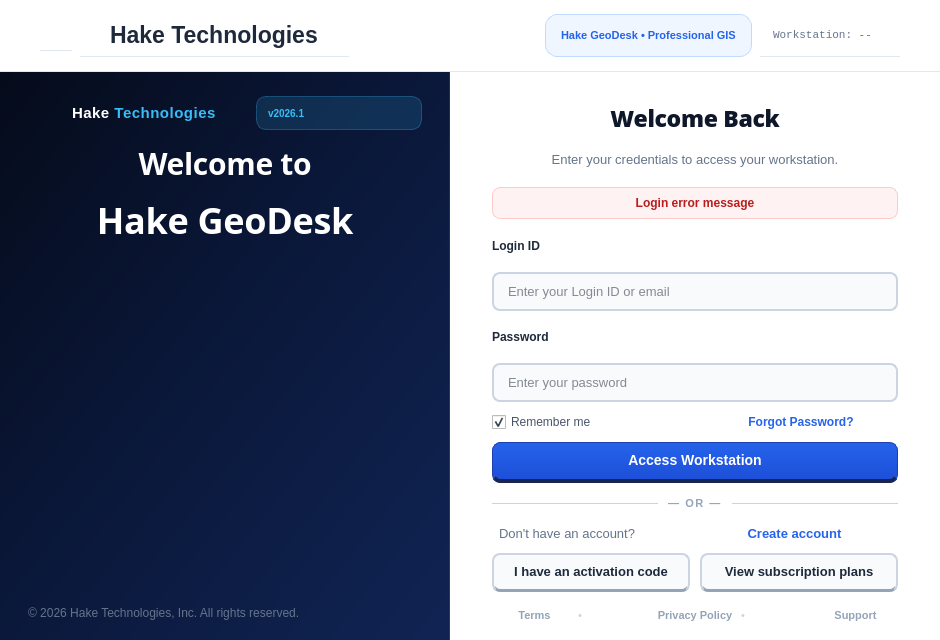
sagar-singha-roy/hake-gis, file src/ui/hakeactivationdialogbase.ui: the form before one commit.
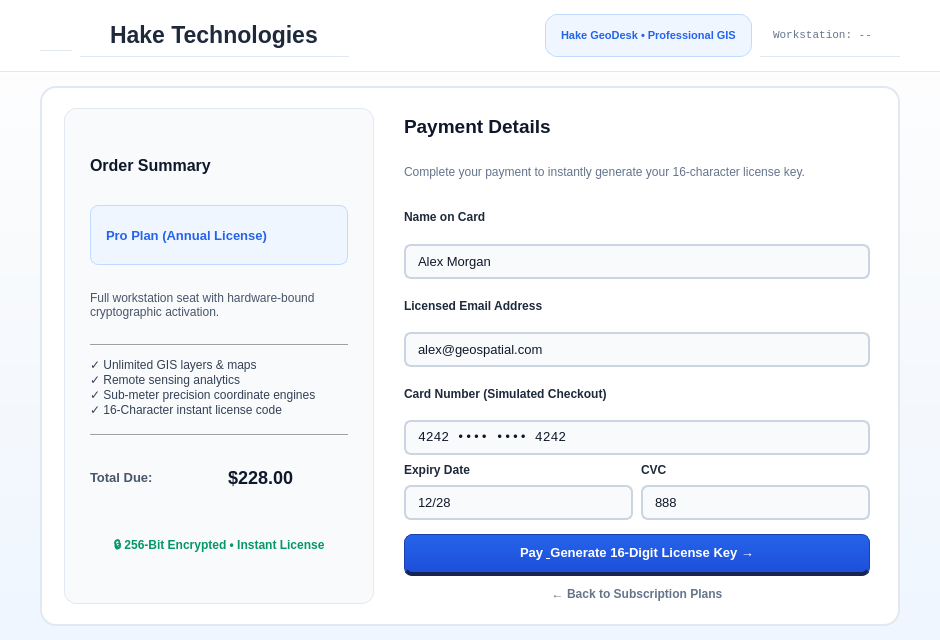
The form after the commit. The open tabs and pages were chosen to show the change.

Commit message: feat(ui): split-screen create account with map graphic, remove top header bar, and implement subscription payment to 16-digit activation workflow

Diff of the .ui file:
```diff
--- a/src/ui/hakeactivationdialogbase.ui
+++ b/src/ui/hakeactivationdialogbase.ui
@@ -2116,7 +2116,389 @@
        </item>
       </layout>
      </widget>
-    </widget>
+         <!-- PAGE 7: Subscription Payment & 16-Digit Code Issuance Screen -->
+     <widget class="QWidget" name="pagePayment">
+      <layout class="QVBoxLayout" name="payMainLayout">
+       <property name="spacing"><number>0</number></property>
+       <property name="leftMargin"><number>20</number></property>
+       <property name="topMargin"><number>14</number></property>
+       <property name="rightMargin"><number>20</number></property>
+       <property name="bottomMargin"><number>14</number></property>
+
+       <item>
+        <layout class="QHBoxLayout" name="payCenterRow">
+         <item>
+          <spacer name="payLeftSpacer"><property name="orientation"><enum>Qt::Horizontal</enum></property></spacer>
+         </item>
+
+         <item>
+          <widget class="QFrame" name="cardPayment">
+           <property name="minimumSize">
+            <size><width>840</width><height>530</height></size>
+           </property>
+           <property name="maximumSize">
+            <size><width>860</width><height>550</height></size>
+           </property>
+           <property name="styleSheet">
+            <string notr="true">QFrame#cardPayment { background-color: #ffffff; border: 1.5px solid #e2e8f0; border-radius: 16px; padding: 20px 22px; }</string>
+           </property>
+           <layout class="QHBoxLayout" name="cardPaymentSplit">
+            <property name="spacing"><number>24</number></property>
+            <property name="leftMargin"><number>0</number></property>
+            <property name="topMargin"><number>0</number></property>
+            <property name="rightMargin"><number>0</number></property>
+            <property name="bottomMargin"><number>0</number></property>
+
+            <!-- LEFT COLUMN: Order Summary -->
+            <item>
+             <widget class="QFrame" name="panelPaySummary">
+              <property name="minimumSize"><size><width>310</width><height>0</height></size></property>
+              <property name="maximumSize"><size><width>330</width><height>16777215</height></size></property>
+              <property name="styleSheet">
+               <string notr="true">QFrame#panelPaySummary { background: #f8fafc; border: 1px solid #e2e8f0; border-radius: 12px; padding: 18px 16px; }</string>
+              </property>
+              <layout class="QVBoxLayout" name="summaryLayout">
+               <property name="spacing"><number>10</number></property>
+
+               <item>
+                <widget class="QLabel" name="lblPaySummaryHeader">
+                 <property name="styleSheet"><string notr="true">font-family: 'Open Sans', sans-serif; font-size: 16px; font-weight: 700; color: #0f172a;</string></property>
+                 <property name="text"><string>Order Summary</string></property>
+                </widget>
+               </item>
+
+               <item>
+                <widget class="QLabel" name="lblPaySummaryPlanBadge">
+                 <property name="styleSheet"><string notr="true">background: #eff6ff; color: #2563eb; border: 1px solid #bfdbfe; border-radius: 8px; padding: 6px 12px; font-weight: 700; font-size: 13px;</string></property>
+                 <property name="text"><string>Pro Plan (Annual License)</string></property>
+                </widget>
+               </item>
+
+               <item>
+                <widget class="QLabel" name="lblPaySummaryDesc">
+                 <property name="styleSheet"><string notr="true">color: #475569; font-size: 12px; font-family: 'Open Sans', sans-serif; line-height: 1.4;</string></property>
+                 <property name="text"><string>Full workstation seat with hardware-bound cryptographic activation.</string></property>
+                 <property name="wordWrap"><bool>true</bool></property>
+                </widget>
+               </item>
+
+               <item>
+                <widget class="Line" name="summaryLine1">
+                 <property name="orientation"><enum>Qt::Horizontal</enum></property>
+                </widget>
+               </item>
+
+               <item>
+                <widget class="QLabel" name="lblPayFeatures">
+                 <property name="styleSheet"><string notr="true">color: #334155; font-size: 11.5px; font-family: 'Open Sans', sans-serif; line-height: 1.6;</string></property>
+                 <property name="text"><string>✓ Unlimited GIS layers &amp; maps&lt;br&gt;✓ Remote sensing analytics&lt;br&gt;✓ Sub-meter precision coordinate engines&lt;br&gt;✓ 16-Character instant license code</string></property>
+                </widget>
+               </item>
+
+               <item>
+                <spacer name="summarySpacer"><property name="orientation"><enum>Qt::Vertical</enum></property></spacer>
+               </item>
+
+               <item>
+                <widget class="Line" name="summaryLine2"><property name="orientation"><enum>Qt::Horizontal</enum></property></widget>
+               </item>
+
+               <item>
+                <layout class="QHBoxLayout" name="summaryTotalRow">
+                 <item>
+                  <widget class="QLabel" name="lblPayTotalLabel">
+                   <property name="styleSheet"><string notr="true">font-size: 13px; font-weight: 600; color: #475569;</string></property>
+                   <property name="text"><string>Total Due:</string></property>
+                  </widget>
+                 </item>
+                 <item>
+                  <spacer name="summaryTotalSpacer"><property name="orientation"><enum>Qt::Horizontal</enum></property></spacer>
+                 </item>
+                 <item>
+                  <widget class="QLabel" name="lblPayTotalAmount">
+                   <property name="styleSheet"><string notr="true">font-size: 18px; font-weight: 800; color: #0f172a;</string></property>
+                   <property name="text"><string>$228.00</string></property>
+                  </widget>
+                 </item>
+                </layout>
+               </item>
+
+               <item>
+                <widget class="QLabel" name="lblPayGuarantee">
+                 <property name="styleSheet"><string notr="true">color: #059669; font-size: 10.5px; font-weight: 600;</string></property>
+                 <property name="text"><string>🔒 256-Bit Encrypted • Instant License</string></property>
+                 <property name="alignment"><set>Qt::AlignCenter</set></property>
+                </widget>
+               </item>
+              </layout>
+             </widget>
+            </item>
+
+            <!-- RIGHT COLUMN: Stacked Checkout Form & Success Code View -->
+            <item>
+             <widget class="QStackedWidget" name="stackPayment">
+              <property name="currentIndex"><number>0</number></property>
+
+              <!-- VIEW 0: Payment Checkout Form -->
+              <widget class="QWidget" name="pagePaymentForm">
+               <layout class="QVBoxLayout" name="payFormLayout">
+                <property name="spacing"><number>8</number></property>
+                <property name="leftMargin"><number>6</number></property>
+                <property name="topMargin"><number>0</number></property>
+                <property name="rightMargin"><number>6</number></property>
+                <property name="bottomMargin"><number>0</number></property>
+
+                <item>
+                 <widget class="QLabel" name="lblPayFormTitle">
+                  <property name="styleSheet"><string notr="true">font-size: 19px; font-weight: 700; color: #0f172a; font-family: 'Open Sans', sans-serif;</string></property>
+                  <property name="text"><string>Payment Details</string></property>
+                 </widget>
+                </item>
+
+                <item>
+                 <widget class="QLabel" name="lblPayFormSubtitle">
+                  <property name="styleSheet"><string notr="true">color: #64748b; font-size: 12px; font-family: 'Open Sans', sans-serif;</string></property>
+                  <property name="text"><string>Complete your payment to instantly generate your 16-character license key.</string></property>
+                 </widget>
+                </item>
+
+                <item>
+                 <widget class="QLabel" name="lblPayNameLabel">
+                  <property name="styleSheet"><string notr="true">font-weight: 600; font-size: 11.5px; color: #1e293b;</string></property>
+                  <property name="text"><string>Name on Card</string></property>
+                 </widget>
+                </item>
+                <item>
+                 <widget class="QLineEdit" name="txtPayName">
+                  <property name="styleSheet"><string notr="true">background: #f8fafc; border: 1.5px solid #cbd5e1; border-radius: 7px; font-size: 12.5px; padding: 7px 10px;</string></property>
+                  <property name="text"><string>Alex Morgan</string></property>
+                 </widget>
+                </item>
+
+                <item>
+                 <widget class="QLabel" name="lblPayEmailLabel">
+                  <property name="styleSheet"><string notr="true">font-weight: 600; font-size: 11.5px; color: #1e293b;</string></property>
+                  <property name="text"><string>Licensed Email Address</string></property>
+                 </widget>
+                </item>
+                <item>
+                 <widget class="QLineEdit" name="txtPayEmail">
+                  <property name="styleSheet"><string notr="true">background: #f8fafc; border: 1.5px solid #cbd5e1; border-radius: 7px; font-size: 12.5px; padding: 7px 10px;</string></property>
+                  <property name="text"><string>alex@geospatial.com</string></property>
+                 </widget>
+                </item>
+
+                <item>
+                 <widget class="QLabel" name="lblPayCardLabel">
+                  <property name="styleSheet"><string notr="true">font-weight: 600; font-size: 11.5px; color: #1e293b;</string></property>
+                  <property name="text"><string>Card Number (Simulated Checkout)</string></property>
+                 </widget>
+                </item>
+                <item>
+                 <widget class="QLineEdit" name="txtPayCardNumber">
+                  <property name="styleSheet"><string notr="true">background: #f8fafc; border: 1.5px solid #cbd5e1; border-radius: 7px; font-size: 12.5px; font-family: monospace; padding: 7px 10px;</string></property>
+                  <property name="text"><string>4242 •••• •••• 4242</string></property>
+                 </widget>
+                </item>
+
+                <item>
+                 <layout class="QHBoxLayout" name="payExpCvcRow">
+                  <item>
+                   <layout class="QVBoxLayout" name="payExpCol">
+                    <item>
+                     <widget class="QLabel" name="lblPayExp"><property name="styleSheet"><string notr="true">font-weight: 600; font-size: 11.5px; color: #1e293b;</string></property><property name="text"><string>Expiry Date</string></property></widget>
+                    </item>
+                    <item>
+                     <widget class="QLineEdit" name="txtPayExpiry">
+                      <property name="styleSheet"><string notr="true">background: #f8fafc; border: 1.5px solid #cbd5e1; border-radius: 7px; font-size: 12.5px; padding: 7px 10px;</string></property>
+                      <property name="text"><string>12/28</string></property>
+                     </widget>
+                    </item>
+                   </layout>
+                  </item>
+                  <item>
+                   <layout class="QVBoxLayout" name="payCvcCol">
+                    <item>
+                     <widget class="QLabel" name="lblPayCvc"><property name="styleSheet"><string notr="true">font-weight: 600; font-size: 11.5px; color: #1e293b;</string></property><property name="text"><string>CVC</string></property></widget>
+                    </item>
+                    <item>
+                     <widget class="QLineEdit" name="txtPayCvc">
+                      <property name="styleSheet"><string notr="true">background: #f8fafc; border: 1.5px solid #cbd5e1; border-radius: 7px; font-size: 12.5px; padding: 7px 10px;</string></property>
+                      <property name="text"><string>888</string></property>
+                     </widget>
+                    </item>
+                   </layout>
+                  </item>
+                 </layout>
+                </item>
+
+                <item>
+                 <widget class="QPushButton" name="btnSubmitPayment">
+                  <property name="cursor"><cursorShape>PointingHandCursor</cursorShape></property>
+                  <property name="styleSheet">
+                   <string notr="true">
+                    QPushButton#btnSubmitPayment {
+                      background: qlineargradient(x1:0, y1:0, x2:0, y2:1, stop:0 #2563eb, stop:1 #1d4ed8);
+                      color: #ffffff;
+                      font-family: 'Open Sans', -apple-system, sans-serif;
+                      font-weight: 700;
+                      font-size: 13.5px;
+                      border-radius: 8px;
+                      border: 1px solid #1e40af;
+                      border-bottom: 3.5px solid #172554;
+                      padding: 10px 18px 12px 18px;
+                      margin-top: 6px;
+                    }
+                    QPushButton#btnSubmitPayment:hover {
+                      background: qlineargradient(x1:0, y1:0, x2:0, y2:1, stop:0 #3b82f6, stop:1 #2563eb);
+                      border-bottom: 3.5px solid #1e3a8a;
+                    }
+                    QPushButton#btnSubmitPayment:pressed {
+                      background: #1d4ed8;
+                      border-bottom: 1px solid #172554;
+                      padding-top: 12px;
+                      padding-bottom: 10px;
+                    }
+                   </string>
+                  </property>
+                  <property name="text"><string>Pay &amp; Generate 16-Digit License Key →</string></property>
+                 </widget>
+                </item>
+
+                <item>
+                 <widget class="QPushButton" name="btnBackFromPayment">
+                  <property name="cursor"><cursorShape>PointingHandCursor</cursorShape></property>
+                  <property name="styleSheet"><string notr="true">QPushButton#btnBackFromPayment { background: transparent; color: #64748b; font-weight: 600; font-size: 12px; padding: 3px; border: none; } QPushButton#btnBackFromPayment:hover { color: #2563eb; }</string></property>
+                  <property name="text"><string>← Back to Subscription Plans</string></property>
+                 </widget>
+                </item>
+               </layout>
+              </widget>
+
+              <!-- VIEW 1: Payment Success & 16-Digit Code View -->
+              <widget class="QWidget" name="pagePaymentSuccess">
+               <layout class="QVBoxLayout" name="paySuccessLayout">
+                <property name="spacing"><number>10</number></property>
+                <property name="leftMargin"><number>6</number></property>
+                <property name="topMargin"><number>10</number></property>
+                <property name="rightMargin"><number>6</number></property>
+                <property name="bottomMargin"><number>6</number></property>
+
+                <item>
+                 <layout class="QHBoxLayout" name="successBadgeRow">
+                  <item><spacer name="scSpacerLeft"><property name="orientation"><enum>Qt::Horizontal</enum></property></spacer></item>
+                  <item>
+                   <widget class="QLabel" name="lblSuccessBadge">
+                    <property name="styleSheet"><string notr="true">background: #ecfdf5; color: #059669; border: 1.5px solid #a7f3d0; border-radius: 20px; padding: 6px 16px; font-weight: 700; font-size: 12.5px;</string></property>
+                    <property name="text"><string>✓ Payment Successful • Order Confirmed</string></property>
+                   </widget>
+                  </item>
+                  <item><spacer name="scSpacerRight"><property name="orientation"><enum>Qt::Horizontal</enum></property></spacer></item>
+                 </layout>
+                </item>
+
+                <item>
+                 <widget class="QLabel" name="lblSuccessTitle">
+                  <property name="alignment"><set>Qt::AlignCenter</set></property>
+                  <property name="styleSheet"><string notr="true">font-size: 20px; font-weight: 700; color: #0f172a; font-family: 'Open Sans', sans-serif;</string></property>
+                  <property name="text"><string>Your 16-Digit License Code</string></property>
+                 </widget>
+                </item>
+
+                <item>
+                 <widget class="QLabel" name="lblSuccessInstruction">
+                  <property name="alignment"><set>Qt::AlignCenter</set></property>
+                  <property name="styleSheet"><string notr="true">color: #64748b; font-size: 12px; font-family: 'Open Sans', sans-serif;</string></property>
+                  <property name="text"><string>Use this cryptographic activation code to activate your workstation seat:</string></property>
+                 </widget>
+                </item>
+
+                <!-- 16-Digit Code Box -->
+                <item>
+                 <widget class="QFrame" name="frameGeneratedCode">
+                  <property name="styleSheet"><string notr="true">background: #f0fdf4; border: 2px dashed #059669; border-radius: 10px; padding: 12px 16px;</string></property>
+                  <layout class="QHBoxLayout" name="codeBoxLayout">
+                   <item><spacer name="cbSpacerL"><property name="orientation"><enum>Qt::Horizontal</enum></property></spacer></item>
+                   <item>
+                    <widget class="QLabel" name="lblGeneratedCodeDisplay">
+                     <property name="font">
+                      <font><pointsize>20</pointsize><bold>true</bold></font>
+                     </property>
+                     <property name="styleSheet"><string notr="true">font-family: monospace; font-size: 21px; font-weight: 800; color: #047857; letter-spacing: 3px;</string></property>
+                     <property name="text"><string>HAKE-XXXX-XXXX-XXXX</string></property>
+                    </widget>
+                   </item>
+                   <item><spacer name="cbSpacerR"><property name="orientation"><enum>Qt::Horizontal</enum></property></spacer></item>
+                   <item>
+                    <widget class="QPushButton" name="btnCopyGeneratedCode">
+                     <property name="cursor"><cursorShape>PointingHandCursor</cursorShape></property>
+                     <property name="styleSheet"><string notr="true">background: #ffffff; color: #047857; border: 1px solid #a7f3d0; border-radius: 6px; padding: 6px 12px; font-weight: 600; font-size: 11.5px;</string></property>
+                     <property name="text"><string>Copy</string></property>
+                    </widget>
+                   </item>
+                  </layout>
+                 </widget>
+                </item>
+
+                <item>
+                 <spacer name="successSpacerMid"><property name="orientation"><enum>Qt::Vertical</enum></property></spacer>
+                </item>
+
+                <item>
+                 <widget class="QPushButton" name="btnGoActivateFromPayment">
+                  <property name="cursor"><cursorShape>PointingHandCursor</cursorShape></property>
+                  <property name="styleSheet">
+                   <string notr="true">
+                    QPushButton#btnGoActivateFromPayment {
+                      background: qlineargradient(x1:0, y1:0, x2:0, y2:1, stop:0 #2563eb, stop:1 #1d4ed8);
+                      color: #ffffff;
+                      font-family: 'Open Sans', -apple-system, sans-serif;
+                      font-weight: 700;
+                      font-size: 14px;
+                      border-radius: 8px;
+                      border: 1px solid #1e40af;
+                      border-bottom: 3.5px solid #172554;
+                      padding: 12px 20px 14px 20px;
+                    }
+                    QPushButton#btnGoActivateFromPayment:hover {
+                      background: qlineargradient(x1:0, y1:0, x2:0, y2:1, stop:0 #3b82f6, stop:1 #2563eb);
+                      border-bottom: 3.5px solid #1e3a8a;
+                    }
+                    QPushButton#btnGoActivateFromPayment:pressed {
+                      background: #1d4ed8;
+                      border-bottom: 1px solid #172554;
+                      padding-top: 14px;
+                      padding-bottom: 12px;
+                    }
+                   </string>
+                  </property>
+                  <property name="text"><string>Activate Hake GeoDesk License Now →</string></property>
+                 </widget>
+                </item>
+
+                <item>
+                 <widget class="QPushButton" name="btnBackToPlansFromSuccess">
+                  <property name="cursor"><cursorShape>PointingHandCursor</cursorShape></property>
+                  <property name="styleSheet"><string notr="true">QPushButton#btnBackToPlansFromSuccess { background: transparent; color: #64748b; font-weight: 600; font-size: 12px; padding: 2px; border: none; } QPushButton#btnBackToPlansFromSuccess:hover { color: #2563eb; }</string></property>
+                  <property name="text"><string>← Return to Subscription Plans</string></property>
+                 </widget>
+                </item>
+               </layout>
+              </widget>
+             </widget>
+            </item>
+           </layout>
+          </widget>
+         </item>
+
+         <item>
+          <spacer name="payRightSpacer"><property name="orientation"><enum>Qt::Horizontal</enum></property></spacer>
+         </item>
+        </layout>
+       </item>
+      </layout>
+     </widget>
+</widget>
    </item>
   </layout>
  </widget>
```
Left out of the diff: 430 changed lines with no effect on the pictures. The commit also changes 4 other files.
